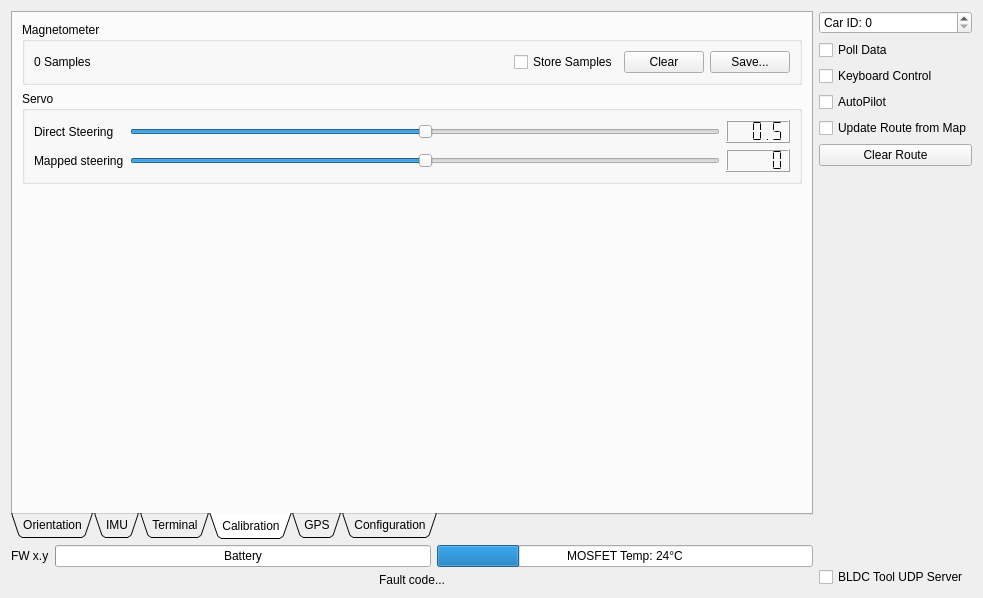
Before: the Qt Designer form Linux/RC_Car_Tool/carinterface.ui in vedderb/rise_sdvp, drawn with Qt 5.
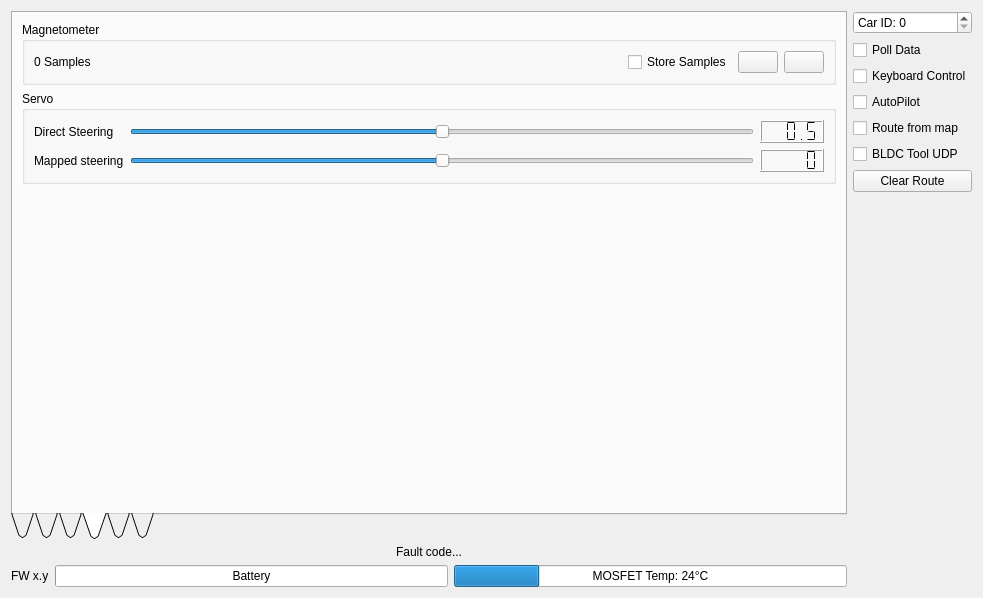
After: the same form once the commit is applied. The open tabs and pages were chosen to show the change. Icons and pictures are not drawn. Custom widgets are drawn as their Qt base class.

Commit message: Log updates, GUI refactoring, GUI icons, more route editing possibilities

Patch:
```diff
--- a/Linux/RC_Car_Tool/carinterface.ui
+++ b/Linux/RC_Car_Tool/carinterface.ui
@@ -32,6 +32,9 @@
        </property>
        <widget class="QWidget" name="tab">
         <attribute name="title">
+         <string/>
+        </attribute>
+        <attribute name="toolTip">
          <string>Orientation</string>
         </attribute>
         <layout class="QVBoxLayout" name="verticalLayout_3">
@@ -110,7 +113,10 @@
        </widget>
        <widget class="QWidget" name="tab_2">
         <attribute name="title">
-         <string>IMU</string>
+         <string/>
+        </attribute>
+        <attribute name="toolTip">
+         <string>Gyro</string>
         </attribute>
         <layout class="QVBoxLayout" name="verticalLayout_4">
          <item>
@@ -127,6 +133,9 @@
        </widget>
        <widget class="QWidget" name="tab_3">
         <attribute name="title">
+         <string/>
+        </attribute>
+        <attribute name="toolTip">
          <string>Terminal</string>
         </attribute>
         <layout class="QVBoxLayout" name="verticalLayout_5">
@@ -164,6 +173,9 @@
        </widget>
        <widget class="QWidget" name="tab_4">
         <attribute name="title">
+         <string/>
+        </attribute>
+        <attribute name="toolTip">
          <string>Calibration</string>
         </attribute>
         <layout class="QVBoxLayout" name="verticalLayout_9">
@@ -204,15 +216,26 @@
               </item>
               <item>
                <widget class="QPushButton" name="magSampleClearButton">
-                <property name="text">
+                <property name="toolTip">
                  <string>Clear</string>
                 </property>
+                <property name="text">
+                 <string/>
+                </property>
+                <property name="icon">
+                 <iconset resource="resources.qrc">
+                  <normaloff>:/models/Icons/Delete2-96.png</normaloff>:/models/Icons/Delete2-96.png</iconset>
+                </property>
                </widget>
               </item>
               <item>
                <widget class="QPushButton" name="magSampleSaveButton">
                 <property name="text">
-                 <string>Save...</string>
+                 <string/>
+                </property>
+                <property name="icon">
+                 <iconset resource="resources.qrc">
+                  <normaloff>:/models/Icons/Save as-96.png</normaloff>:/models/Icons/Save as-96.png</iconset>
                 </property>
                </widget>
               </item>
@@ -323,6 +346,9 @@
        </widget>
        <widget class="QWidget" name="tab_6">
         <attribute name="title">
+         <string/>
+        </attribute>
+        <attribute name="toolTip">
          <string>GPS</string>
         </attribute>
         <layout class="QVBoxLayout" name="verticalLayout_8">
@@ -451,6 +477,9 @@
        </widget>
        <widget class="QWidget" name="tab_5">
         <attribute name="title">
+         <string/>
+        </attribute>
+        <attribute name="toolTip">
          <string>Configuration</string>
         </attribute>
         <layout class="QVBoxLayout" name="verticalLayout_12">
@@ -1164,6 +1193,16 @@
        </widget>
       </widget>
      </item>
+     <item>
+      <widget class="QLabel" name="mcFaultLabel">
+       <property name="text">
+        <string>Fault code...</string>
+       </property>
+       <property name="alignment">
+        <set>Qt::AlignCenter</set>
+       </property>
+      </widget>
+     </item>
      <item>
       <layout class="QHBoxLayout" name="horizontalLayout">
        <item>
@@ -1198,16 +1237,6 @@
        </item>
       </layout>
      </item>
-     <item>
-      <widget class="QLabel" name="mcFaultLabel">
-       <property name="text">
-        <string>Fault code...</string>
-       </property>
-       <property name="alignment">
-        <set>Qt::AlignCenter</set>
-       </property>
-      </widget>
-     </item>
     </layout>
    </item>
    <item>
@@ -1246,7 +1275,17 @@
      <item>
       <widget class="QCheckBox" name="updateRouteFromMapBox">
        <property name="text">
-        <string>Update Route from Map</string>
+        <string>Route from map</string>
+       </property>
+      </widget>
+     </item>
+     <item>
+      <widget class="QCheckBox" name="bldcToolUdpBox">
+       <property name="toolTip">
+        <string>Run UDP server for BLDC Tool</string>
+       </property>
+       <property name="text">
+        <string>BLDC Tool UDP</string>
        </property>
       </widget>
      </item>
@@ -1270,13 +1309,6 @@
        </property>
       </spacer>
      </item>
-     <item>
-      <widget class="QCheckBox" name="bldcToolUdpBox">
-       <property name="text">
-        <string>BLDC Tool UDP Server</string>
-       </property>
-      </widget>
-     </item>
     </layout>
    </item>
   </layout>
```
Left out of the diff: 56 changed lines with no effect on the pictures. The commit also changes 56 other files.
